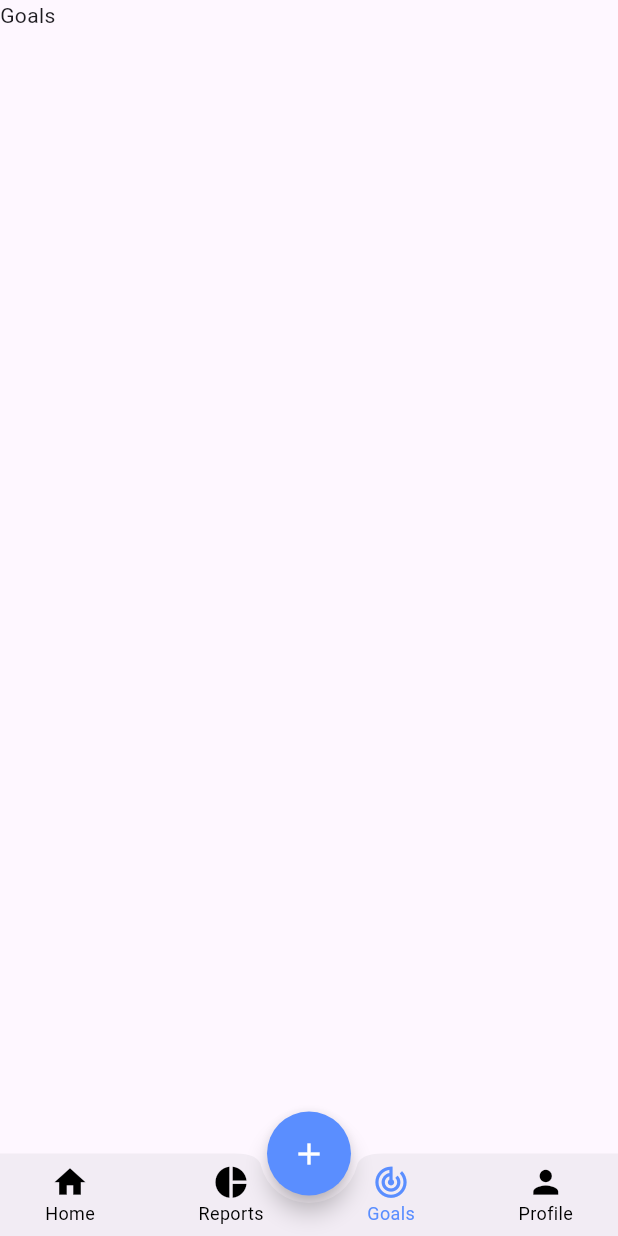
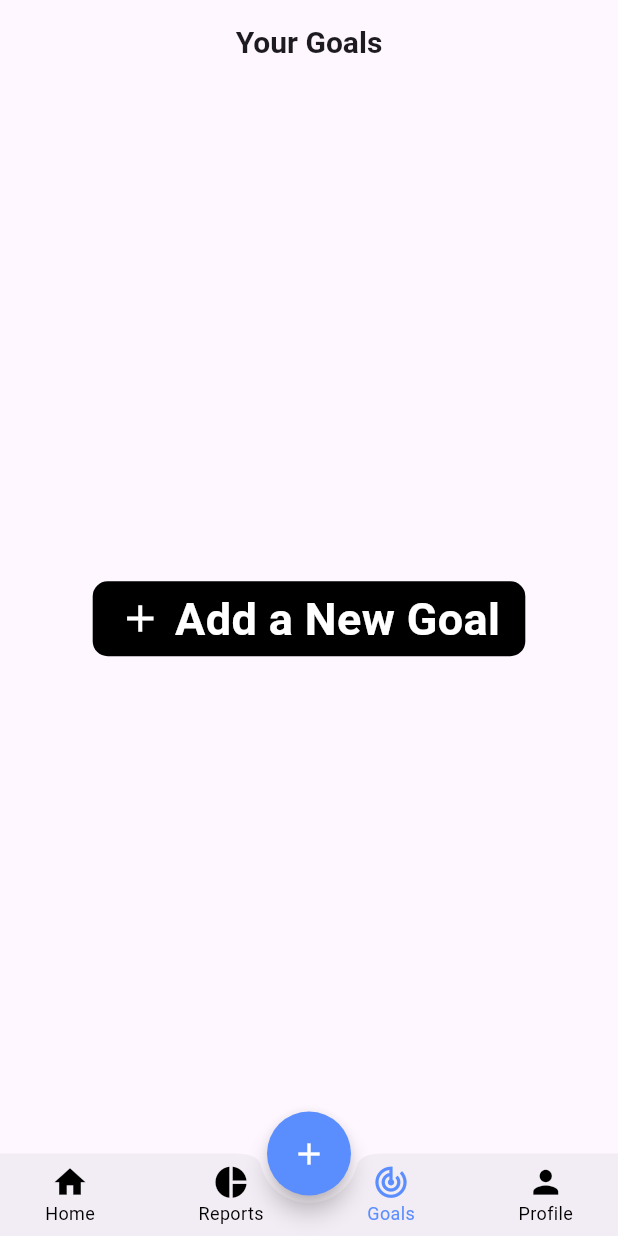
Before and after one commit to AayushPandeyy/FinSync, a Flutter app: the screen it shows once a user with an empty profile is signed in, item 3 of the bottom bar chosen, on a phone screen of 412 x 824 dp. Run offline on Flutter 3.47's test engine with Material 3 defaults, Android fonts, the phone set to English and light mode, and no system bars; our stand-ins replace cloud_firestore, firebase_auth, firebase_core, fl_chart, flutter_slidable, google_fonts and 1 more; accounts and stored records are empty; network calls fail; Roboto replaces fonts that are missing (Afacad).

Commit message:
Financial goal can be added and displayed

```diff
--- /dev/null
+++ b/lib/models/FinancialGoal.dart
@@ -0,0 +1,17 @@
+class FinancialGoal {
+  final String id;
+  final String title;
+  final String description;
+  final int targetAmount;
+  final int currentAmount;
+  final DateTime deadline;
+
+  const FinancialGoal({
+    required this.id,
+    required this.title,
+    required this.description,
+    required this.targetAmount,
+    required this.currentAmount,
+    required this.deadline,
+  });
+}
--- a/lib/pages/AddTransactionPage.dart
+++ b/lib/pages/AddTransactionPage.dart
@@ -166,7 +166,7 @@ class _AddTransactionPageState extends State<AddTransactionPage> {
               ),
               TextField(
                 controller: _descriptionController,
-                maxLines: 2,
+                maxLines: 1,
                 decoration: InputDecoration(
                   hintText: "Enter description",
                   prefixIcon: const Icon(Icons.description),
--- a/lib/pages/GoalsPage.dart
+++ b/lib/pages/GoalsPage.dart
@@ -1,3 +1,9 @@
+import 'package:finance_tracker/models/FinancialGoal.dart';
+import 'package:finance_tracker/pages/AddGoalsPage.dart';
+import 'package:finance_tracker/service/FirestoreService.dart';
+import 'package:finance_tracker/widgets/goalsPage/GoalWidget.dart';
+import 'package:firebase_auth/firebase_auth.dart';
+import 'package:flutter/cupertino.dart';
 import 'package:flutter/material.dart';
 
 class GoalsPage extends StatefulWidget {
@@ -10,9 +16,104 @@ class GoalsPage extends StatefulWidget {
 class _GoalsPageState extends State<GoalsPage> {
   @override
   Widget build(BuildContext context) {
-    return const SafeArea(
+    return SafeArea(
         child: Scaffold(
-      body: Text("Goals"),
+      appBar: AppBar(
+        centerTitle: true,
+        title: const Text(
+          "Your Goals",
+          style: TextStyle(fontSize: 20, fontWeight: FontWeight.bold),
+        ),
+      ),
+      body: StreamBuilder(
+          stream: FirestoreService()
+              .getUserDataByEmail(FirebaseAuth.instance.currentUser!.email!),
+          builder: (context, snapshot) {
+            if (snapshot.connectionState == ConnectionState.waiting) {
+              return const Center(
+                child: CircularProgressIndicator(),
+              );
+            }
+            final userData = snapshot.data!;
+            return SizedBox(
+              height: double.infinity,
+              width: double.infinity,
+              child: StreamBuilder(
+                  stream: FirestoreService()
+                      .getGoalsOfUser(FirebaseAuth.instance.currentUser!.uid),
+                  builder: (context, snapshot) {
+                    if (snapshot.connectionState == ConnectionState.waiting) {
+                      return const Center(
+                        child: CircularProgressIndicator(),
+                      );
+                    }
+                    final data = snapshot.data;
+                    if (data!.isEmpty) {
+                      return Expanded(
+                          child: Center(child: AddGoalButton(context)));
+                    }
+                    return Column(
+                      children: [
+                        Expanded(
+                          child: ListView(
+                            children: data
+                                .map((data) => FinancialGoalWidget(
+                                    goal: FinancialGoal(
+                                        id: data["id"],
+                                        title: data["title"],
+                                        description: data["description"],
+                                        targetAmount: data["amount"],
+                                        currentAmount: userData[0]
+                                            ["totalBalance"],
+                                        deadline: data["deadline"].toDate())))
+                                .toList(),
+                          ),
+                        ),
+                        const SizedBox(
+                          height: 10,
+                        ),
+                        AddGoalButton(context),
+                        const SizedBox(
+                          height: 30,
+                        ),
+                      ],
+                    );
+                  }),
+            );
+          }),
     ));
   }
 }
+
+Widget AddGoalButton(BuildContext context) {
+  return InkWell(
+    onTap: () {
+      Navigator.push(context,
+          CupertinoPageRoute(builder: (context) => const AddGoalsPage()));
+    },
+    child: Container(
+      height: 50,
+      width: MediaQuery.sizeOf(context).width * 0.7,
+      decoration: BoxDecoration(
+          borderRadius: BorderRadius.circular(10), color: Colors.black),
+      child: const Row(
+        mainAxisAlignment: MainAxisAlignment.center,
+        children: [
+          Icon(
+            Icons.add,
+            size: 30,
+            color: Colors.white,
+          ),
+          SizedBox(
+            width: 8,
+          ),
+          Text(
+            "Add a New Goal",
+            style: TextStyle(
+                fontSize: 30, fontWeight: FontWeight.bold, color: Colors.white),
+          )
+        ],
+      ),
+    ),
+  );
+}
--- a/lib/service/AuthFirebaseService.dart
+++ b/lib/service/AuthFirebaseService.dart
@@ -32,12 +32,12 @@ class AuthFirebaseService {
   //signUp
 
   Future<UserCredential> signUp(
-      String email, String password, String username) async {
+      String email, String password, String username,String phoneNumber) async {
     print("check");
     try {
       UserCredential user = await auth.createUserWithEmailAndPassword(
           email: email, password: password);
-      firestoreService.addUserToDatabase(user.user!.uid, email, username);
+      firestoreService.addUserToDatabase(user.user!.uid, email, username,phoneNumber);
       if (!user.user!.emailVerified) {
         await user.user!.sendEmailVerification();
       }
--- a/lib/service/FirestoreService.dart
+++ b/lib/service/FirestoreService.dart
@@ -1,5 +1,6 @@
 import 'package:cloud_firestore/cloud_firestore.dart';
 import 'package:finance_tracker/enums/TransactionType.dart';
+import 'package:finance_tracker/models/FinancialGoal.dart';
 import 'package:finance_tracker/models/Transaction.dart';
 import 'package:intl/intl.dart';
 
@@ -19,11 +20,12 @@ class FirestoreService {
     });
   }
 
-  Future<void> addUserToDatabase(String uid, email, username) async {
+  Future<void> addUserToDatabase(String uid, email, username,phoneNumber) async {
     await firestore.collection("Users").doc(uid).set({
       'uid': uid,
       "email": email,
       "username": username,
+      "phoneNumber":phoneNumber,
       "income": 0,
       "expense": 0,
       "totalBalance": 0
@@ -45,6 +47,19 @@ class FirestoreService {
       }).toList();
     });
   }
+  Stream<List<Map<String, dynamic>>> getGoalsOfUser(String uid) {
+    return FirebaseFirestore.instance
+        .collection("Goals")
+        .doc(uid)
+        .collection("goal")
+        .snapshots()
+        .map((snapshot) {
+      return snapshot.docs.map((doc) {
+        final goalsData = doc.data();
+        return goalsData;
+      }).toList();
+    });
+  }
 
   Future<void> addTransaction(String uid, TransactionModel transaction) async {
     await updateUserData(uid, transaction.amount, transaction.type);
@@ -61,6 +76,16 @@ class FirestoreService {
       "amount": transaction.amount,
       "category": transaction.category,
       "type": transaction.type
+    });
+  }
+
+  Future<void> addGoals(String uid,FinancialGoal goal) async{
+    await firestore.collection("Goals").doc(uid).collection("goal").doc(goal.id).set({
+      "id":goal.id,
+      "title":goal.title,
+      "deadline":goal.deadline,
+      "description":goal.description,
+      "amount":goal.targetAmount
     });
   }
 
--- a/lib/widgets/reportPage/TransactionChartWidget.dart
+++ b/lib/widgets/reportPage/TransactionChartWidget.dart
@@ -221,6 +221,6 @@ class TransactionChartWidget extends StatelessWidget {
       if (amount > maxExpense) maxExpense = amount;
     });
 
-    return (maxIncome > maxExpense ? maxIncome : maxExpense) * 1.2;
+    return (maxIncome > maxExpense ? maxIncome : maxExpense);
   }
 }
```
Also changed, not shown: lib/pages/AddGoalsPage.dart (added, +185 -0 lines), lib/pages/auth/RegisterPage.dart (+14 -5 lines), lib/widgets/goalsPage/GoalWidget.dart (added, +219 -0 lines).
